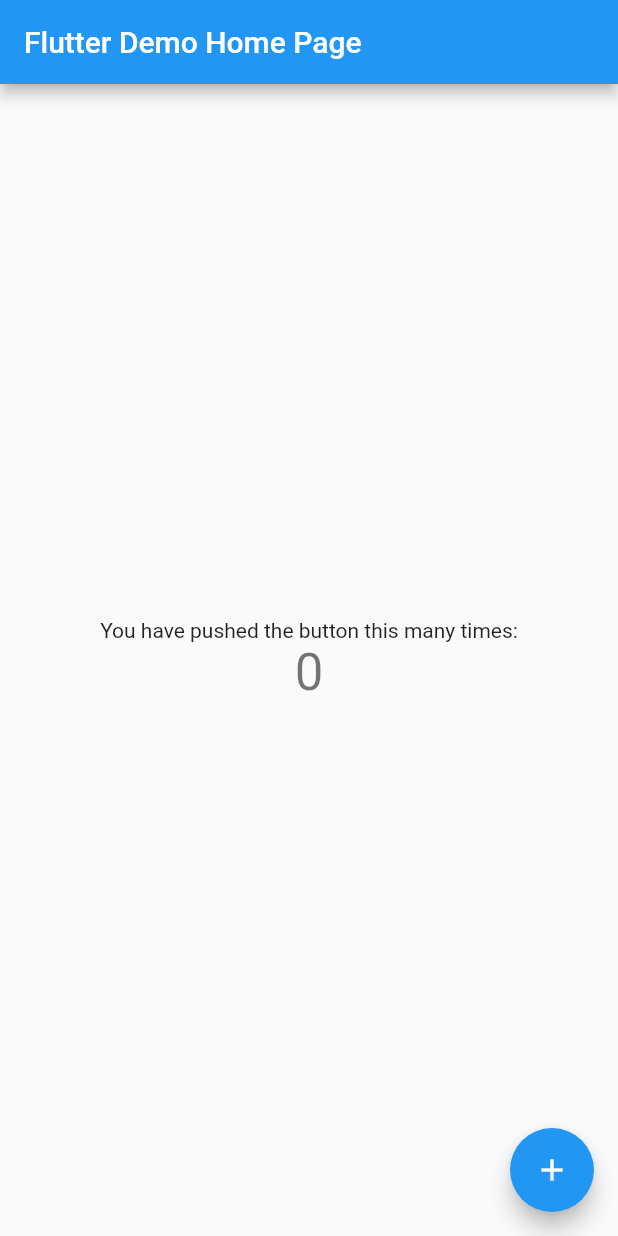
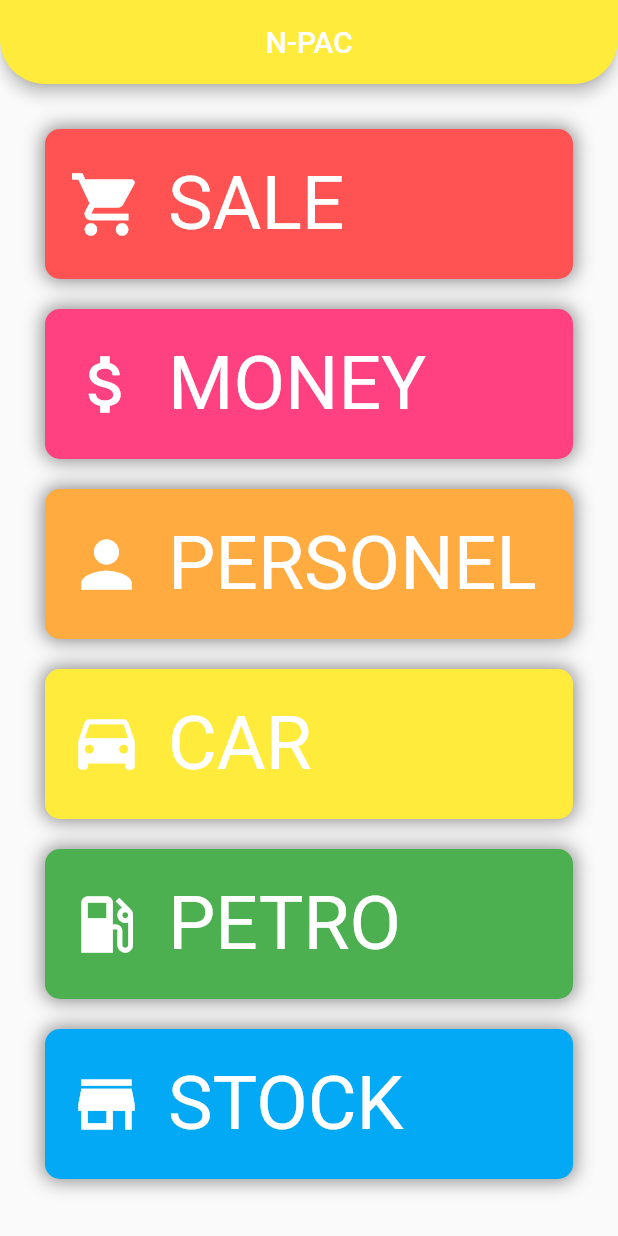
Before and after one commit to piriyaphong/cementproject, a Flutter app: the screen it shows after launch, on a phone screen of 412 x 824 dp. Run offline on Flutter 3.47's test engine with Material 2 defaults, Android fonts, the phone set to English and light mode, and no system bars.

Commit message:
Update main.dart
add home screen element

```diff
--- a/n_pac/lib/main.dart
+++ b/n_pac/lib/main.dart
@@ -9,103 +9,161 @@
     return MaterialApp(
       title: 'Flutter Demo',
       theme: ThemeData(
-        // This is the theme of your application.
-        //
-        // Try running your application with "flutter run". You'll see the
-        // application has a blue toolbar. Then, without quitting the app, try
-        // changing the primarySwatch below to Colors.green and then invoke
-        // "hot reload" (press "r" in the console where you ran "flutter run",
-        // or simply save your changes to "hot reload" in a Flutter IDE).
-        // Notice that the counter didn't reset back to zero; the application
-        // is not restarted.
-        primarySwatch: Colors.blue,
+        primarySwatch: Colors.yellow,
       ),
-      home: MyHomePage(title: 'Flutter Demo Home Page'),
+      home: MyHomePage(),
     );
   }
 }
-
 class MyHomePage extends StatefulWidget {
-  MyHomePage({Key key, this.title}) : super(key: key);
-
-  // This widget is the home page of your application. It is stateful, meaning
-  // that it has a State object (defined below) that contains fields that affect
-  // how it looks.
-
-  // This class is the configuration for the state. It holds the values (in this
-  // case the title) provided by the parent (in this case the App widget) and
-  // used by the build method of the State. Fields in a Widget subclass are
-  // always marked "final".
-
-  final String title;
-
   @override
   _MyHomePageState createState() => _MyHomePageState();
 }
 
 class _MyHomePageState extends State<MyHomePage> {
-  int _counter = 0;
-
-  void _incrementCounter() {
-    setState(() {
-      // This call to setState tells the Flutter framework that something has
-      // changed in this State, which causes it to rerun the build method below
-      // so that the display can reflect the updated values. If we changed
-      // _counter without calling setState(), then the build method would not be
-      // called again, and so nothing would appear to happen.
-      _counter++;
-    });
-  }
-
   @override
   Widget build(BuildContext context) {
-    // This method is rerun every time setState is called, for instance as done
-    // by the _incrementCounter method above.
-    //
-    // The Flutter framework has been optimized to make rerunning build methods
-    // fast, so that you can just rebuild anything that needs updating rather
-    // than having to individually change instances of widgets.
     return Scaffold(
       appBar: AppBar(
-        // Here we take the value from the MyHomePage object that was created by
-        // the App.build method, and use it to set our appbar title.
-        title: Text(widget.title),
+        centerTitle: true,
+        title: Text('N-PAC',style: TextStyle(color: Colors.white),),
+        shape: RoundedRectangleBorder(
+          borderRadius: BorderRadius.vertical(bottom: Radius.circular(30))
+        ),
+
       ),
-      body: Center(
-        // Center is a layout widget. It takes a single child and positions it
-        // in the middle of the parent.
-        child: Column(
-          // Column is also a layout widget. It takes a list of children and
-          // arranges them vertically. By default, it sizes itself to fit its
-          // children horizontally, and tries to be as tall as its parent.
-          //
-          // Invoke "debug painting" (press "p" in the console, choose the
-          // "Toggle Debug Paint" action from the Flutter Inspector in Android
-          // Studio, or the "Toggle Debug Paint" command in Visual Studio Code)
-          // to see the wireframe for each widget.
-          //
-          // Column has various properties to control how it sizes itself and
-          // how it positions its children. Here we use mainAxisAlignment to
-          // center the children vertically; the main axis here is the vertical
-          // axis because Columns are vertical (the cross axis would be
-          // horizontal).
-          mainAxisAlignment: MainAxisAlignment.center,
-          children: <Widget>[
-            Text(
-              'You have pushed the button this many times:',
-            ),
-            Text(
-              '$_counter',
-              style: Theme.of(context).textTheme.display1,
-            ),
-          ],
+
+      body: SingleChildScrollView(
+        child: Container(
+          padding: EdgeInsets.all(20),
+          child: Column(
+            children: <Widget>[
+              Padding(
+                padding: EdgeInsets.all(10),
+                child: Container(
+                  height: 100,
+                  alignment: Alignment.center,
+                  decoration: BoxDecoration(
+                    color: Colors.redAccent,
+                    borderRadius: new BorderRadiusDirectional.circular(10),
+                    boxShadow: [BoxShadow(
+                      color: Colors.black45,
+                      blurRadius: 10,
+                      spreadRadius: 1,
+                    )]
+                  ),
+                  child: ListTile(
+                    leading: Icon(Icons.shopping_cart,size: 50,color: Colors.white,),
+                    title: Text('SALE',style: TextStyle(fontSize: 50,color: Colors.white),),
+                  ),
+                ),
+              ),
+              Padding(
+                padding: EdgeInsets.all(10),
+                child: Container(
+                  height: 100,
+                  alignment: Alignment.center,
+                  decoration: BoxDecoration(
+                    color: Colors.pinkAccent,
+                    borderRadius: new BorderRadiusDirectional.circular(10),
+                    boxShadow: [BoxShadow(
+                      color: Colors.black45,
+                      blurRadius: 10,
+                      spreadRadius: 1,
+                    )]
+                  ),
+                  child: ListTile(
+                    leading: Icon(Icons.attach_money,size: 50,color: Colors.white,),
+                    title: Text('MONEY',style: TextStyle(fontSize: 50,color: Colors.white),),
+                  ),
+                ),
+              ),
+              Padding(
+                padding: EdgeInsets.all(10),
+                child: Container(
+                  height: 100,
+                  alignment: Alignment.center,
+                  decoration: BoxDecoration(
+                    color: Colors.orangeAccent,
+                    borderRadius: new BorderRadiusDirectional.circular(10),
+                    boxShadow: [BoxShadow(
+                      color: Colors.black45,
+                      blurRadius: 10,
+                      spreadRadius: 1,
+                    )]
+                  ),
+                  child: ListTile(
+                    leading: Icon(Icons.person,size: 50,color: Colors.white,),
+                    title: Text('PERSONEL',style: TextStyle(fontSize: 50,color: Colors.white),),
+                  ),
+                ),
+              ),
+              Padding(
+                padding: EdgeInsets.all(10),
+                child: Container(
+                  height: 100,
+                  alignment: Alignment.center,
+                  decoration: BoxDecoration(
+                    color: Colors.yellow,
+                    borderRadius: new BorderRadiusDirectional.circular(10),
+                    boxShadow: [BoxShadow(
+                      color: Colors.black45,
+                      blurRadius: 10,
+                      spreadRadius: 1,
+                    )]
+                  ),
+                  child: ListTile(
+                    leading: Icon(Icons.drive_eta,size: 50,color: Colors.white,),
+                    title: Text('CAR',style: TextStyle(fontSize: 50,color: Colors.white),),
+                  ),
+                ),
+              ),
+              Padding(
+                padding: EdgeInsets.all(10),
+                child: Container(
+                  height: 100,
+                  alignment: Alignment.center,
+                  decoration: BoxDecoration(
+                    color: Colors.green,
+                    borderRadius: new BorderRadiusDirectional.circular(10),
+                    boxShadow: [BoxShadow(
+                      color: Colors.black45,
+                      blurRadius: 10,
+                      spreadRadius: 1,
+                    )]
+                  ),
+                  child: ListTile(
+                    leading: Icon(Icons.local_gas_station,size: 50,color: Colors.white,),
+                    title: Text('PETRO',style: TextStyle(fontSize: 50,color: Colors.white),),
+                  ),
+                ),
+              ),
+              Padding(
+                padding: EdgeInsets.all(10),
+                child: Container(
+                  height: 100,
+                  alignment: Alignment.center,
+                  decoration: BoxDecoration(
+                    color: Colors.lightBlue,
+                    borderRadius: new BorderRadiusDirectional.circular(10),
+                    boxShadow: [BoxShadow(
+                      color: Colors.black45,
+                      blurRadius: 10,
+                      spreadRadius: 1,
+                    )]
+                  ),
+                  child: ListTile(
+                    leading: Icon(Icons.store_mall_directory,size: 50,color: Colors.white,),
+                    title: Text('STOCK',style: TextStyle(fontSize: 50,color: Colors.white),),
+                  ),
+                ),
+              ),
+
+            ],
+          ),
         ),
       ),
-      floatingActionButton: FloatingActionButton(
-        onPressed: _incrementCounter,
-        tooltip: 'Increment',
-        child: Icon(Icons.add),
-      ), // This trailing comma makes auto-formatting nicer for build methods.
+
     );
   }
 }
```
